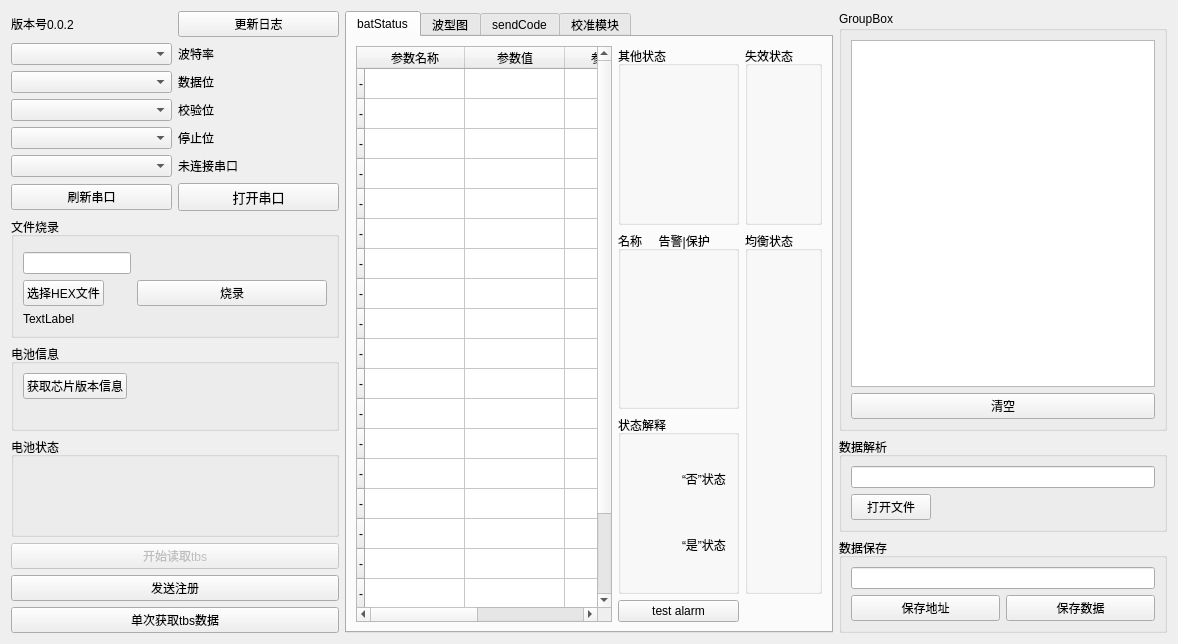
Above: qtproj/widget.ui from Fboxtt/qt_proj before the change. Below: the same form after it.
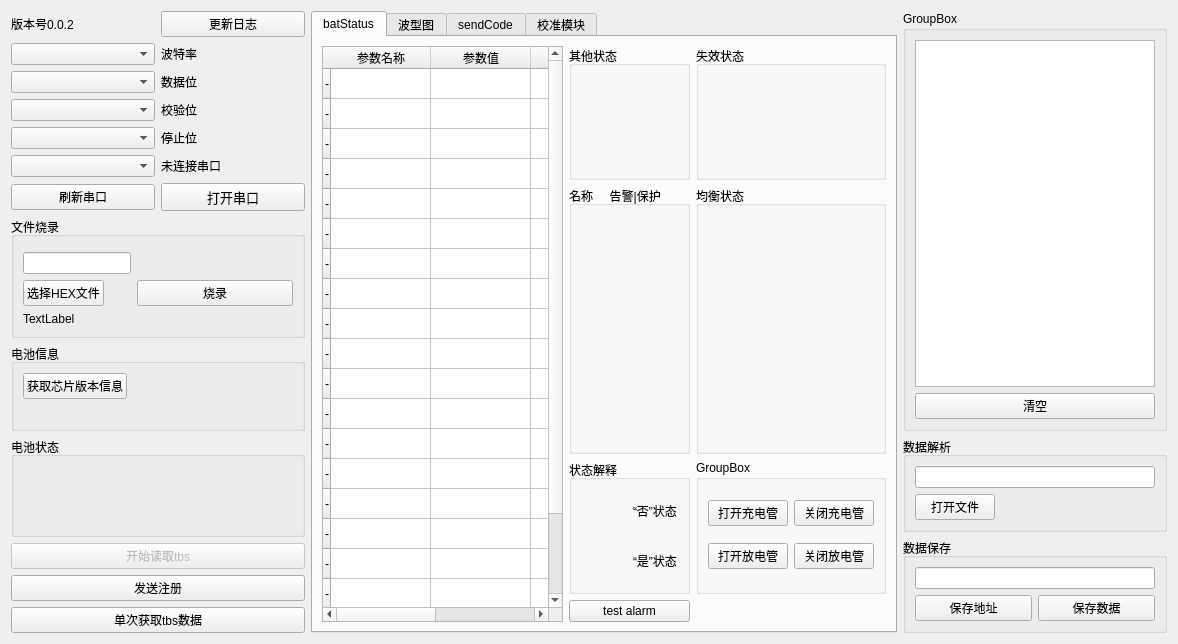
That is the form after the change. The open tabs and pages were chosen to show the change.

Commit message: 增加开启关闭，放电管充电管功能按钮

What changed in the file:
```diff
--- a/qtproj/widget.ui
+++ b/qtproj/widget.ui
@@ -268,6 +268,67 @@
        <string>batStatus</string>
       </attribute>
       <layout class="QGridLayout" name="gridLayout">
+       <item row="3" column="1" rowspan="2">
+        <widget class="QGroupBox" name="alarmGroupBox">
+         <property name="title">
+          <string>名称     告警|保护</string>
+         </property>
+         <layout class="QGridLayout" name="gridLayout_8">
+          <item row="0" column="0">
+           <layout class="QGridLayout" name="gridLayout_7"/>
+          </item>
+         </layout>
+        </widget>
+       </item>
+       <item row="3" column="2" rowspan="2">
+        <widget class="QGroupBox" name="balanceGroup">
+         <property name="title">
+          <string>均衡状态</string>
+         </property>
+         <layout class="QGridLayout" name="gridLayout_16">
+          <item row="0" column="0">
+           <layout class="QGridLayout" name="balanceGridLayout"/>
+          </item>
+         </layout>
+        </widget>
+       </item>
+       <item row="5" column="2">
+        <widget class="QGroupBox" name="groupBox_10">
+         <property name="title">
+          <string>GroupBox</string>
+         </property>
+         <layout class="QGridLayout" name="gridLayout_19">
+          <item row="0" column="0">
+           <widget class="QPushButton" name="openChgFet">
+            <property name="text">
+             <string>打开充电管</string>
+            </property>
+           </widget>
+          </item>
+          <item row="0" column="1">
+           <widget class="QPushButton" name="closeChgFet">
+            <property name="text">
+             <string>关闭充电管</string>
+            </property>
+           </widget>
+          </item>
+          <item row="1" column="0">
+           <widget class="QPushButton" name="openDisFet">
+            <property name="text">
+             <string>打开放电管</string>
+            </property>
+           </widget>
+          </item>
+          <item row="1" column="1">
+           <widget class="QPushButton" name="closeDisFet">
+            <property name="text">
+             <string>关闭放电管</string>
+            </property>
+           </widget>
+          </item>
+         </layout>
+        </widget>
+       </item>
        <item row="2" column="2">
         <widget class="QGroupBox" name="groupBox">
          <property name="title">
@@ -280,147 +341,6 @@
          </layout>
         </widget>
        </item>
-       <item row="2" column="0" rowspan="4">
-        <widget class="QTableWidget" name="tableWidget">
-         <row>
-          <property name="text">
-           <string>-</string>
-          </property>
-         </row>
-         <row>
-          <property name="text">
-           <string>-</string>
-          </property>
-         </row>
-         <row>
-          <property name="text">
-           <string>-</string>
-          </property>
-         </row>
-         <row>
-          <property name="text">
-           <string>-</string>
-          </property>
-         </row>
-         <row>
-          <property name="text">
-           <string>-</string>
-          </property>
-         </row>
-         <row>
-          <property name="text">
-           <string>-</string>
-          </property>
-         </row>
-         <row>
-          <property name="text">
-           <string>-</string>
-          </property>
-         </row>
-         <row>
-          <property name="text">
-           <string>-</string>
-          </property>
-         </row>
-         <row>
-          <property name="text">
-           <string>-</string>
-          </property>
-         </row>
-         <row>
-          <property name="text">
-           <string>-</string>
-          </property>
-         </row>
-         <row>
-          <property name="text">
-           <string>-</string>
-          </property>
-         </row>
-         <row>
-          <property name="text">
-           <string>-</string>
-          </property>
-         </row>
-         <row>
-          <property name="text">
-           <string>-</string>
-          </property>
-         </row>
-         <row>
-          <property name="text">
-           <string>-</string>
-          </property>
-         </row>
-         <row>
-          <property name="text">
-           <string>-</string>
-          </property>
-         </row>
-         <row>
-          <property name="text">
-           <string>-</string>
-          </property>
-         </row>
-         <row>
-          <property name="text">
-           <string>-</string>
-          </property>
-         </row>
-         <row>
-          <property name="text">
-           <string>-</string>
-          </property>
-         </row>
-         <row>
-          <property name="text">
-           <string>-</string>
-          </property>
-         </row>
-         <row>
-          <property name="text">
-           <string>-</string>
-          </property>
-         </row>
-         <column>
-          <property name="text">
-           <string>参数名称</string>
-          </property>
-         </column>
-         <column>
-          <property name="text">
-           <string>参数值</string>
-          </property>
-         </column>
-         <column>
-          <property name="text">
-           <string>参数名称</string>
-          </property>
-         </column>
-         <column>
-          <property name="text">
-           <string>参数值</string>
-          </property>
-         </column>
-         <item row="0" column="0">
-          <property name="text">
-           <string/>
-          </property>
-         </item>
-        </widget>
-       </item>
-       <item row="3" column="1">
-        <widget class="QGroupBox" name="alarmGroupBox">
-         <property name="title">
-          <string>名称     告警|保护</string>
-         </property>
-         <layout class="QGridLayout" name="gridLayout_8">
-          <item row="0" column="0">
-           <layout class="QGridLayout" name="gridLayout_7"/>
-          </item>
-         </layout>
-        </widget>
-       </item>
        <item row="2" column="1">
         <widget class="QGroupBox" name="groupBox_2">
          <property name="title">
@@ -433,7 +353,143 @@
          </layout>
         </widget>
        </item>
-       <item row="4" column="1">
+       <item row="6" column="1">
+        <widget class="QPushButton" name="pushButton_2">
+         <property name="text">
+          <string>test alarm</string>
+         </property>
+        </widget>
+       </item>
+       <item row="2" column="0" rowspan="5">
+        <widget class="QTableWidget" name="tableWidget">
+         <row>
+          <property name="text">
+           <string>-</string>
+          </property>
+         </row>
+         <row>
+          <property name="text">
+           <string>-</string>
+          </property>
+         </row>
+         <row>
+          <property name="text">
+           <string>-</string>
+          </property>
+         </row>
+         <row>
+          <property name="text">
+           <string>-</string>
+          </property>
+         </row>
+         <row>
+          <property name="text">
+           <string>-</string>
+          </property>
+         </row>
+         <row>
+          <property name="text">
+           <string>-</string>
+          </property>
+         </row>
+         <row>
+          <property name="text">
+           <string>-</string>
+          </property>
+         </row>
+         <row>
+          <property name="text">
+           <string>-</string>
+          </property>
+         </row>
+         <row>
+          <property name="text">
+           <string>-</string>
+          </property>
+         </row>
+         <row>
+          <property name="text">
+           <string>-</string>
+          </property>
+         </row>
+         <row>
+          <property name="text">
+           <string>-</string>
+          </property>
+         </row>
+         <row>
+          <property name="text">
+           <string>-</string>
+          </property>
+         </row>
+         <row>
+          <property name="text">
+           <string>-</string>
+          </property>
+         </row>
+         <row>
+          <property name="text">
+           <string>-</string>
+          </property>
+         </row>
+         <row>
+          <property name="text">
+           <string>-</string>
+          </property>
+         </row>
+         <row>
+          <property name="text">
+           <string>-</string>
+          </property>
+         </row>
+         <row>
+          <property name="text">
+           <string>-</string>
+          </property>
+         </row>
+         <row>
+          <property name="text">
+           <string>-</string>
+          </property>
+         </row>
+         <row>
+          <property name="text">
+           <string>-</string>
+          </property>
+         </row>
+         <row>
+          <property name="text">
+           <string>-</string>
+          </property>
+         </row>
+         <column>
+          <property name="text">
+           <string>参数名称</string>
+          </property>
+         </column>
+         <column>
+          <property name="text">
+           <string>参数值</string>
+          </property>
+         </column>
+         <column>
+          <property name="text">
+           <string>参数名称</string>
+          </property>
+         </column>
+         <column>
+          <property name="text">
+           <string>参数值</string>
+          </property>
+         </column>
+         <item row="0" column="0">
+          <property name="text">
+           <string/>
+          </property>
+         </item>
+        </widget>
+       </item>
+       <item row="5" column="1">
         <widget class="QGroupBox" name="groupBox_8">
          <property name="title">
           <string>状态解释</string>
@@ -482,25 +538,6 @@
          </layout>
         </widget>
        </item>
-       <item row="5" column="1">
-        <widget class="QPushButton" name="pushButton_2">
-         <property name="text">
-          <string>test alarm</string>
-         </property>
-        </widget>
-       </item>
-       <item row="3" column="2" rowspan="2">
-        <widget class="QGroupBox" name="balanceGroup">
-         <property name="title">
-          <string>均衡状态</string>
-         </property>
-         <layout class="QGridLayout" name="gridLayout_16">
-          <item row="0" column="0">
-           <layout class="QGridLayout" name="balanceGridLayout"/>
-          </item>
-         </layout>
-        </widget>
-       </item>
       </layout>
      </widget>
      <widget class="QWidget" name="tab_2">
```
Left out of the diff: 2 changed lines with no effect on the pictures. The commit also changes 2 other files.
